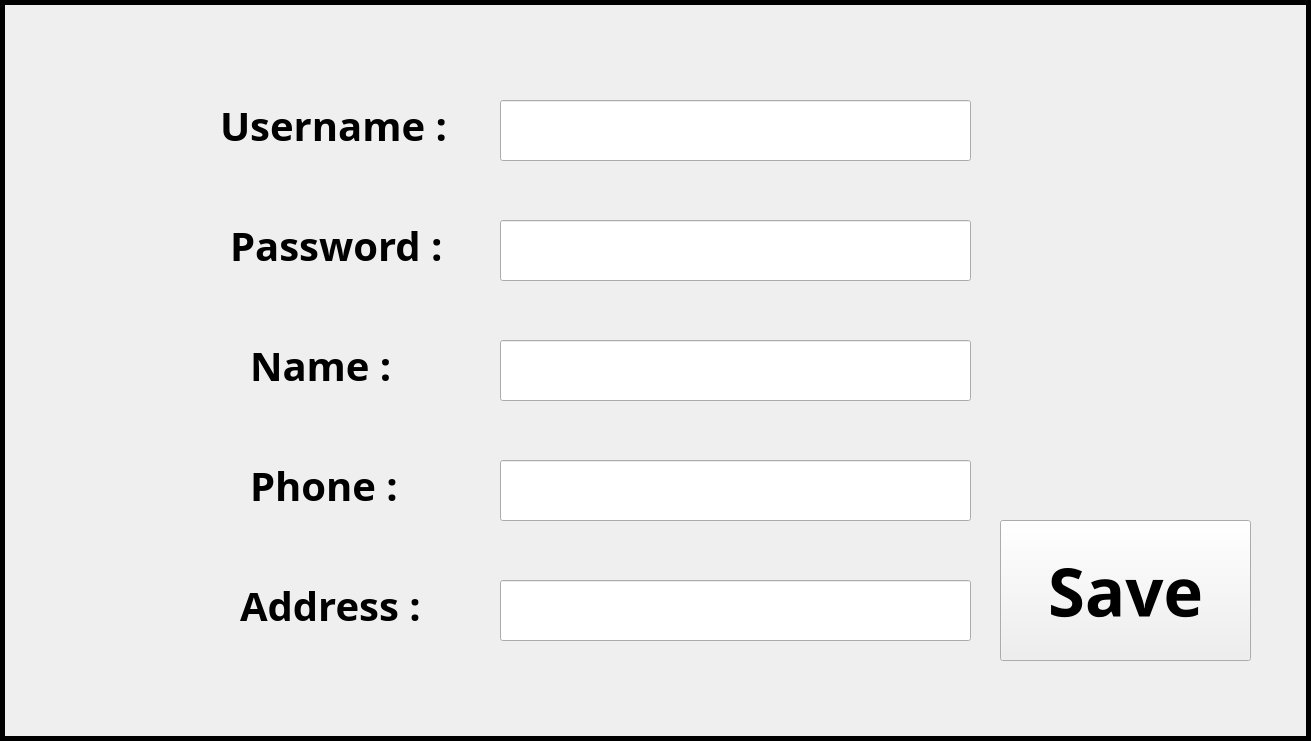
First picture: the form in sign_up.ui, repository SINA-JAHANGIR/Skull-King, before the edit.
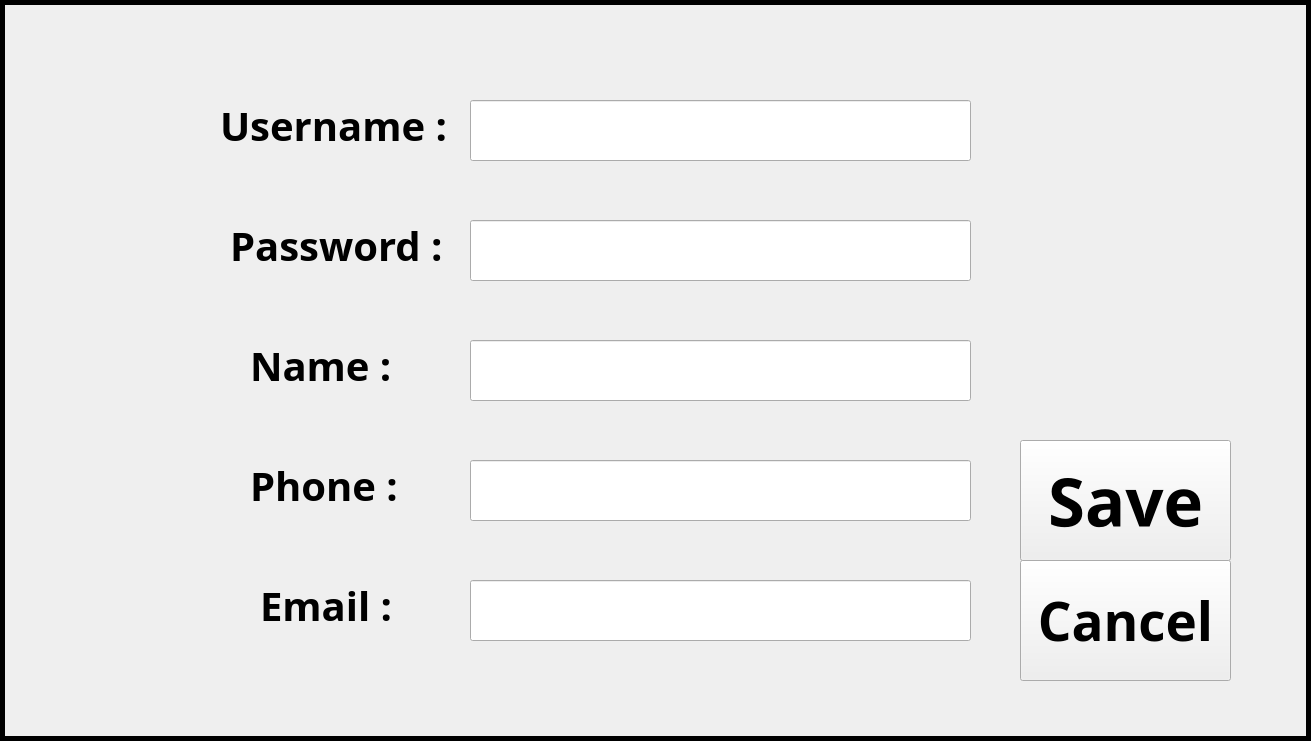
Second picture: the form after the edit. Icons and pictures are not drawn.

Commit message: Write history class

```diff
--- a/sign_up.ui
+++ b/sign_up.ui
@@ -101,10 +101,10 @@
      <string>Phone :</string>
     </property>
    </widget>
-   <widget class="QLabel" name="lbl_address">
+   <widget class="QLabel" name="lbl_email">
     <property name="geometry">
      <rect>
-      <x>240</x>
+      <x>260</x>
       <y>560</y>
       <width>211</width>
       <height>91</height>
@@ -118,7 +118,7 @@
      </font>
     </property>
     <property name="text">
-     <string>Address :</string>
+     <string>Email :</string>
     </property>
    </widget>
    <widget class="QLabel" name="lbl_skull_pirate">
@@ -140,9 +140,9 @@
    <widget class="QLineEdit" name="line_password">
     <property name="geometry">
      <rect>
-      <x>500</x>
+      <x>470</x>
       <y>220</y>
-      <width>471</width>
+      <width>501</width>
       <height>61</height>
      </rect>
     </property>
@@ -160,9 +160,9 @@
    <widget class="QLineEdit" name="line_name">
     <property name="geometry">
      <rect>
-      <x>500</x>
+      <x>470</x>
       <y>340</y>
-      <width>471</width>
+      <width>501</width>
       <height>61</height>
      </rect>
     </property>
@@ -180,9 +180,9 @@
    <widget class="QLineEdit" name="line_phone">
     <property name="geometry">
      <rect>
-      <x>500</x>
+      <x>470</x>
       <y>460</y>
-      <width>471</width>
+      <width>501</width>
       <height>61</height>
      </rect>
     </property>
@@ -197,12 +197,12 @@
      <string/>
     </property>
    </widget>
-   <widget class="QLineEdit" name="line_address">
+   <widget class="QLineEdit" name="line_email">
     <property name="geometry">
      <rect>
-      <x>500</x>
+      <x>470</x>
       <y>580</y>
-      <width>471</width>
+      <width>501</width>
       <height>61</height>
      </rect>
     </property>
@@ -271,7 +271,7 @@
       <x>980</x>
       <y>60</y>
       <width>291</width>
-      <height>441</height>
+      <height>361</height>
      </rect>
     </property>
     <property name="styleSheet">
@@ -284,10 +284,10 @@
    <widget class="QPushButton" name="btn_save">
     <property name="geometry">
      <rect>
-      <x>1000</x>
-      <y>520</y>
-      <width>251</width>
-      <height>141</height>
+      <x>1020</x>
+      <y>440</y>
+      <width>211</width>
+      <height>121</height>
      </rect>
     </property>
     <property name="font">
@@ -327,9 +327,9 @@
    <widget class="QLineEdit" name="line_username">
     <property name="geometry">
      <rect>
-      <x>500</x>
+      <x>470</x>
       <y>100</y>
-      <width>471</width>
+      <width>501</width>
       <height>61</height>
      </rect>
     </property>
@@ -360,6 +360,29 @@
      <string/>
     </property>
    </widget>
+   <widget class="QPushButton" name="btn_cancel">
+    <property name="geometry">
+     <rect>
+      <x>1020</x>
+      <y>560</y>
+      <width>211</width>
+      <height>121</height>
+     </rect>
+    </property>
+    <property name="font">
+     <font>
+      <family>Tempus Sans ITC</family>
+      <pointsize>40</pointsize>
+      <bold>true</bold>
+     </font>
+    </property>
+    <property name="styleSheet">
+     <string notr="true">image: url(:/photos/playground.png);</string>
+    </property>
+    <property name="text">
+     <string>Cancel</string>
+    </property>
+   </widget>
    <zorder>lbl_background</zorder>
    <zorder>lbl_userrname</zorder>
    <zorder>lbl_password</zorder>
@@ -370,14 +393,15 @@
    <zorder>line_password</zorder>
    <zorder>line_name</zorder>
    <zorder>lbl_skull_pirate_2</zorder>
-   <zorder>lbl_address</zorder>
+   <zorder>lbl_email</zorder>
    <zorder>line_phone</zorder>
-   <zorder>line_address</zorder>
+   <zorder>line_email</zorder>
    <zorder>lbl_skull_pirate_3</zorder>
    <zorder>lbl_skull_pirate_4</zorder>
    <zorder>lbl_skull_pirate_5</zorder>
    <zorder>lbl_back_skull</zorder>
    <zorder>btn_save</zorder>
+   <zorder>btn_cancel</zorder>
   </widget>
  </widget>
  <resources/>
```
The commit also changes 31 other files.
